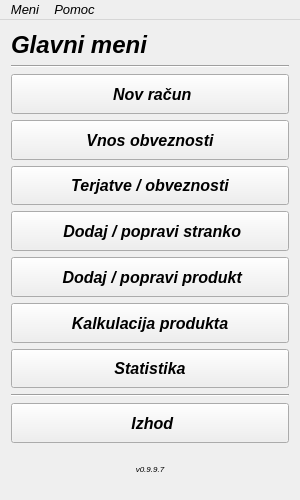
MaxMaxy/racun, file mainwindow.ui: the form before one commit.
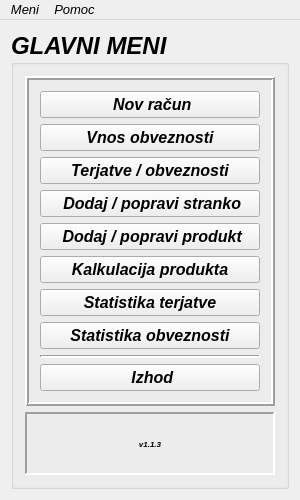
The form after the commit. Icons and pictures are not drawn.

Patch:
```diff
--- a/mainwindow.ui
+++ b/mainwindow.ui
@@ -42,36 +42,42 @@
    <bool>false</bool>
   </property>
   <widget class="QWidget" name="centralWidget">
-   <layout class="QGridLayout" name="gridLayout">
+   <layout class="QGridLayout" name="gridLayout_2">
     <item row="0" column="0">
-     <widget class="QLabel" name="label_2">
-      <property name="sizePolicy">
-       <sizepolicy hsizetype="MinimumExpanding" vsizetype="Maximum">
-        <horstretch>0</horstretch>
-        <verstretch>0</verstretch>
-       </sizepolicy>
-      </property>
+     <widget class="QGroupBox" name="groupBox">
       <property name="font">
        <font>
-        <family>MS Sans Serif</family>
         <pointsize>18</pointsize>
         <weight>75</weight>
-        <italic>true</italic>
         <bold>true</bold>
        </font>
       </property>
+      <property name="title">
+       <string>GLAVNI MENI</string>
+      </property>
+      <property name="flat">
+       <bool>true</bool>
+      </property>
+      <layout class="QGridLayout" name="gridLayout">
+       <item row="0" column="0">
+        <widget class="QFrame" name="frame">
+         <property name="sizePolicy">
+          <sizepolicy hsizetype="MinimumExpanding" vsizetype="Preferred">
+           <horstretch>0</horstretch>
+           <verstretch>0</verstretch>
+          </sizepolicy>
+         </property>
       <property name="frameShape">
-       <enum>QFrame::NoFrame</enum>
+          <enum>QFrame::Box</enum>
       </property>
       <property name="frameShadow">
-       <enum>QFrame::Plain</enum>
-      </property>
-      <property name="text">
-       <string>Glavni meni</string>
-      </property>
-     </widget>
-    </item>
-    <item row="2" column="0">
+          <enum>QFrame::Raised</enum>
+         </property>
+         <property name="lineWidth">
+          <number>2</number>
+         </property>
+         <layout class="QGridLayout" name="gridLayout_3">
+          <item row="0" column="0">
      <layout class="QVBoxLayout" name="verticalLayout">
       <item>
        <widget class="QPushButton" name="pushButton_2">
@@ -312,7 +318,7 @@
          </font>
         </property>
         <property name="text">
-         <string>Statistika</string>
+               <string>Statistika terjatve</string>
         </property>
         <property name="icon">
          <iconset>
@@ -330,6 +336,30 @@
         </property>
        </widget>
       </item>
+            <item>
+             <widget class="QPushButton" name="pushButton_9">
+              <property name="font">
+               <font>
+                <pointsize>12</pointsize>
+                <weight>75</weight>
+                <bold>true</bold>
+               </font>
+              </property>
+              <property name="text">
+               <string>Statistika obveznosti</string>
+              </property>
+              <property name="icon">
+               <iconset resource="files.qrc">
+                <normaloff>:/icons/statistic.png</normaloff>:/icons/statistic.png</iconset>
+              </property>
+              <property name="iconSize">
+               <size>
+                <width>28</width>
+                <height>28</height>
+               </size>
+              </property>
+             </widget>
+            </item>
       <item>
        <widget class="Line" name="line">
         <property name="font">
@@ -338,6 +368,9 @@
           <italic>true</italic>
          </font>
         </property>
+              <property name="lineWidth">
+               <number>2</number>
+              </property>
         <property name="orientation">
          <enum>Qt::Horizontal</enum>
         </property>
@@ -379,7 +412,12 @@
         </property>
        </widget>
       </item>
-      <item>
+           </layout>
+          </item>
+         </layout>
+        </widget>
+       </item>
+       <item row="1" column="0">
        <widget class="QLabel" name="label">
         <property name="font">
          <font>
@@ -392,13 +430,16 @@
          <enum>Qt::LeftToRight</enum>
         </property>
         <property name="frameShape">
-         <enum>QFrame::NoFrame</enum>
+          <enum>QFrame::Panel</enum>
         </property>
         <property name="frameShadow">
-         <enum>QFrame::Raised</enum>
+          <enum>QFrame::Sunken</enum>
+         </property>
+         <property name="lineWidth">
+          <number>2</number>
         </property>
         <property name="text">
-         <string>v0.9.9.7</string>
+          <string>v1.1.3</string>
         </property>
         <property name="textFormat">
          <enum>Qt::AutoText</enum>
@@ -409,18 +450,6 @@
        </widget>
       </item>
      </layout>
-    </item>
-    <item row="1" column="0">
-     <widget class="Line" name="line_2">
-      <property name="font">
-       <font>
-        <family>MS Sans Serif</family>
-        <italic>true</italic>
-       </font>
-      </property>
-      <property name="orientation">
-       <enum>Qt::Horizontal</enum>
-      </property>
      </widget>
     </item>
    </layout>
```
Left out of the diff: 16 changed lines with no effect on the pictures. Lines whose indentation alone changed are shown as unchanged.
